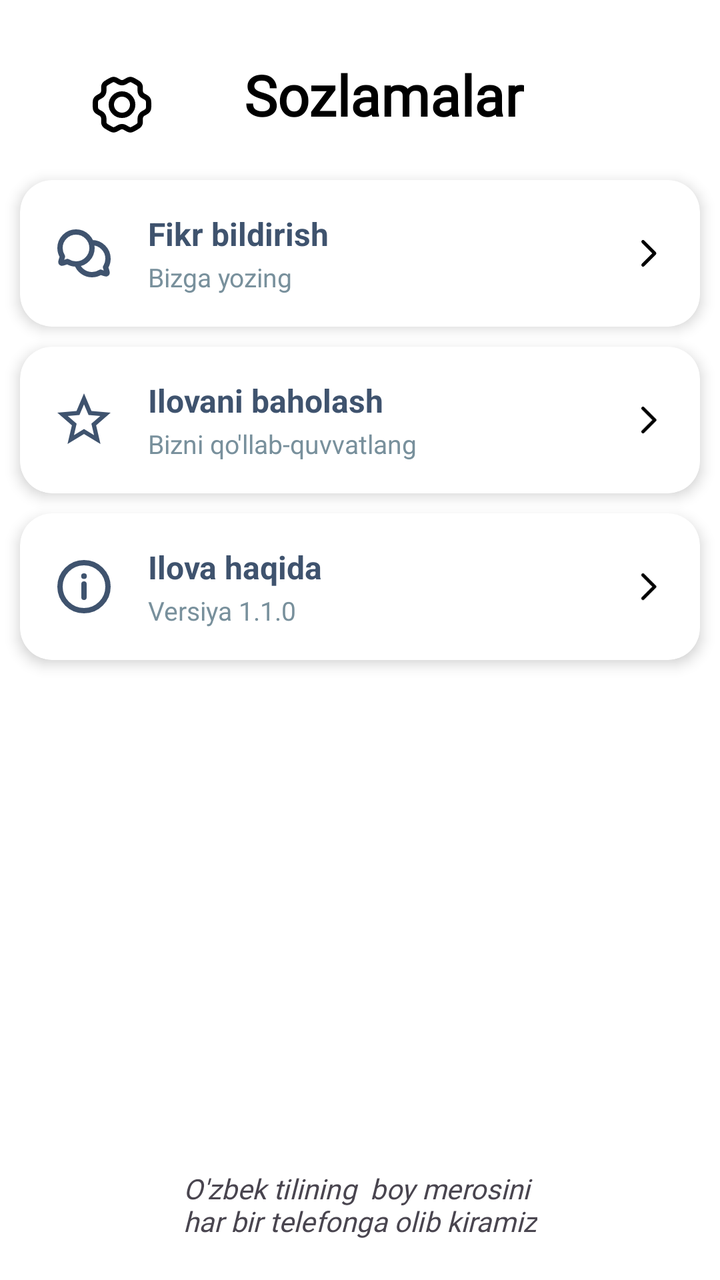
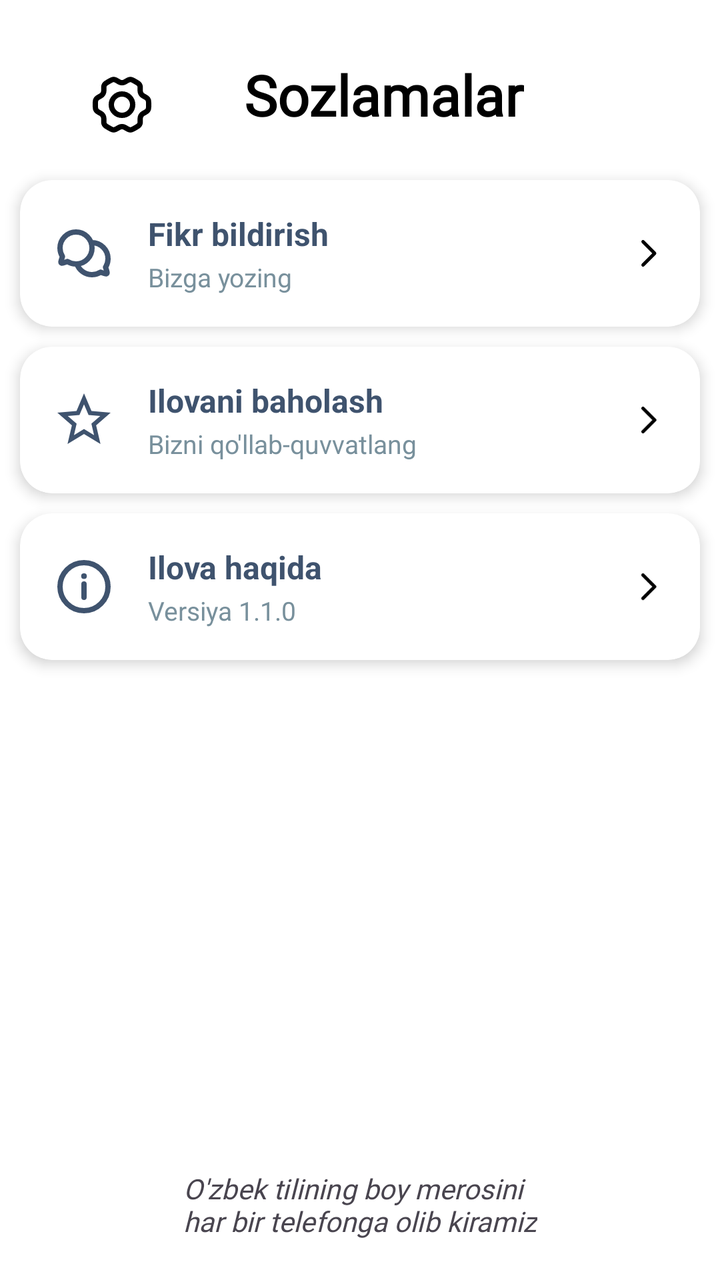

The first picture is an Android layout as it rendered before a commit; the second is the same layout after the commit. The layout source and the unified diff follow.
<!-- AndroidManifest.xml: application theme Theme.OzbekTiliningIzohliUgati -->
<!-- res/layout/fragment_setting.xml -->
<?xml version="1.0" encoding="utf-8"?>
<androidx.constraintlayout.widget.ConstraintLayout xmlns:android="http://schemas.android.com/apk/res/android"
    xmlns:app="http://schemas.android.com/apk/res-auto"
    xmlns:tools="http://schemas.android.com/tools"
    android:layout_width="match_parent"
    android:layout_height="match_parent"
    android:background="@color/white"
    tools:context=".presentation.SettingFragment">

    <LinearLayout
        android:id="@+id/liner"
        android:layout_width="match_parent"
        android:layout_height="80dp"
        android:orientation="horizontal"
        android:paddingStart="25dp"
        android:paddingTop="15dp"
        app:layout_constraintEnd_toEndOf="parent"
        app:layout_constraintStart_toStartOf="parent"
        app:layout_constraintTop_toTopOf="parent">

        <androidx.appcompat.widget.AppCompatImageButton
            android:id="@+id/btn_sozlamalar"
            android:layout_width="wrap_content"
            android:layout_height="wrap_content"
            android:layout_gravity="center_vertical"
            android:layout_marginStart="20dp"
            android:layout_marginTop="5dp"
            android:background="@null"
            android:src="@drawable/settings" />

        <View
            android:layout_width="45dp"
            android:layout_height="wrap_content" />

        <TextView
            android:layout_width="wrap_content"
            android:layout_height="wrap_content"
            android:layout_gravity="center_vertical"
            android:fontFamily="@font/inter"
            android:text="Sozlamalar"
            android:textColor="@color/black"
            android:textSize="28sp"
            android:textStyle="bold" />
    </LinearLayout>

    <androidx.cardview.widget.CardView
        android:id="@+id/cardview1"
        android:layout_width="match_parent"
        android:layout_height="wrap_content"
        android:layout_margin="10dp"
        android:backgroundTint="@color/white"
        app:cardCornerRadius="16dp"
        app:cardElevation="4dp"
        app:layout_constraintEnd_toEndOf="parent"
        app:layout_constraintStart_toStartOf="parent"
        app:layout_constraintTop_toBottomOf="@id/liner">

        <LinearLayout
            android:layout_width="match_parent"
            android:layout_height="wrap_content"
            android:gravity="center_vertical"
            android:orientation="horizontal"
            android:padding="16dp">

            <ImageView
                android:layout_width="32dp"
                android:layout_height="32dp"
                android:src="@drawable/chat"
                app:tint="#3F536E" />

            <LinearLayout
                android:layout_width="0dp"
                android:layout_height="wrap_content"
                android:layout_marginStart="16dp"
                android:layout_weight="1"
                android:orientation="vertical">

                <TextView
                    android:layout_width="wrap_content"
                    android:layout_height="wrap_content"
                    android:text="Fikr bildirish"
                    android:textColor="#3F536E"
                    android:textSize="16sp"
                    android:textStyle="bold" />

                <TextView
                    android:layout_width="wrap_content"
                    android:layout_height="wrap_content"
                    android:layout_marginTop="2dp"
                    android:text="Bizga yozing"
                    android:textColor="#78909C"
                    android:textSize="13sp" />
            </LinearLayout>

            <ImageView
                android:id="@+id/btn_Telegram1"
                android:layout_width="20dp"
                android:layout_height="20dp"
                android:src="@drawable/right" />

        </LinearLayout>


    </androidx.cardview.widget.CardView>

    <androidx.cardview.widget.CardView
        android:id="@+id/cardview2"
        android:layout_width="match_parent"
        android:layout_height="wrap_content"
        android:layout_margin="10dp"
        android:backgroundTint="@color/white"
        app:cardCornerRadius="16dp"
        app:cardElevation="4dp"
        app:layout_constraintEnd_toEndOf="parent"
        app:layout_constraintStart_toStartOf="parent"
        app:layout_constraintTop_toBottomOf="@id/cardview1">

        <LinearLayout
            android:layout_width="match_parent"
            android:layout_height="wrap_content"
            android:gravity="center_vertical"
            android:orientation="horizontal"
            android:padding="16dp">

            <ImageView
                android:layout_width="32dp"
                android:layout_height="32dp"
                android:src="@drawable/baseline_star_outline_24"
                app:tint="#3F536E" />

            <LinearLayout
                android:layout_width="0dp"
                android:layout_height="wrap_content"
                android:layout_marginStart="16dp"
                android:layout_weight="1"
                android:orientation="vertical">

                <TextView
                    android:layout_width="wrap_content"
                    android:layout_height="wrap_content"
                    android:text="Ilovani baholash"
                    android:textColor="#3F536E"
                    android:textSize="16sp"
                    android:textStyle="bold" />

                <TextView
                    android:layout_width="wrap_content"
                    android:layout_height="wrap_content"
                    android:layout_marginTop="2dp"
                    android:text="Bizni qo'llab-quvvatlang"
                    android:textColor="#78909C"
                    android:textSize="13sp" />
            </LinearLayout>

            <ImageView
                android:id="@+id/btn_Telegram2"
                android:layout_width="20dp"
                android:layout_height="20dp"
                android:src="@drawable/right" />

        </LinearLayout>


    </androidx.cardview.widget.CardView>

    <androidx.cardview.widget.CardView
        android:id="@+id/cardview3"
        android:layout_width="match_parent"
        android:layout_height="wrap_content"
        android:layout_margin="10dp"
        android:backgroundTint="@color/white"
        app:cardCornerRadius="16dp"
        app:cardElevation="4dp"
        app:layout_constraintEnd_toEndOf="parent"
        app:layout_constraintStart_toStartOf="parent"
        app:layout_constraintTop_toBottomOf="@id/cardview2">

        <LinearLayout
            android:layout_width="match_parent"
            android:layout_height="wrap_content"
            android:gravity="center_vertical"
            android:orientation="horizontal"
            android:padding="16dp">

            <ImageView
                android:layout_width="32dp"
                android:layout_height="32dp"
                android:src="@drawable/info"
                app:tint="#3F536E" />

            <LinearLayout
                android:layout_width="0dp"
                android:layout_height="wrap_content"
                android:layout_marginStart="16dp"
                android:layout_weight="1"
                android:orientation="vertical">

                <TextView
                    android:layout_width="wrap_content"
                    android:layout_height="wrap_content"
                    android:text="Ilova haqida"
                    android:textColor="#3F536E"
                    android:textSize="16sp"
                    android:textStyle="bold" />

                <TextView
                    android:layout_width="wrap_content"
                    android:layout_height="wrap_content"
                    android:layout_marginTop="2dp"
                    android:text="Versiya 1.1.0"
                    android:textColor="#78909C"
                    android:textSize="13sp" />
            </LinearLayout>

            <ImageView
                android:id="@+id/btn_Telegram3"
                android:layout_width="20dp"
                android:layout_height="20dp"
                android:src="@drawable/right" />

        </LinearLayout>


    </androidx.cardview.widget.CardView>

    <TextView
        android:layout_width="wrap_content"
        android:layout_height="wrap_content"
        android:layout_marginBottom="20dp"
        android:fontFamily="@font/inter"
        android:text="O'zbek tilining  boy merosini \nhar bir telefonga olib kiramiz"
        android:textSize="14sp"
        android:textStyle="italic"
        app:layout_constraintBottom_toBottomOf="parent"
        app:layout_constraintEnd_toEndOf="parent"
        app:layout_constraintStart_toStartOf="parent" />
</androidx.constraintlayout.widget.ConstraintLayout>
<!-- resources referenced by this layout -->
<resources>
  <color name="black">#FF000000</color>
  <color name="white">#FFFFFFFF</color>
  <!-- drawable baseline_star_outline_24 (drawable) -->
  <vector xmlns:android="http://schemas.android.com/apk/res/android" android:height="24dp" android:tint="#000000" android:viewportHeight="24" android:viewportWidth="24" android:width="24dp">
        
      <path android:fillColor="@android:color/white" android:pathData="M22,9.24l-7.19,-0.62L12,2 9.19,8.63 2,9.24l5.46,4.73L5.82,21 12,17.27 18.18,21l-1.63,-7.03L22,9.24zM12,15.4l-3.76,2.27 1,-4.28 -3.32,-2.88 4.38,-0.38L12,6.1l1.71,4.04 4.38,0.38 -3.32,2.88 1,4.28L12,15.4z"/>
      
  </vector>
  <!-- drawable chat (drawable) -->
  <vector xmlns:android="http://schemas.android.com/apk/res/android"
      android:width="32dp"
      android:height="32dp"
      android:viewportWidth="24"
      android:viewportHeight="24">
    <path
        android:pathData="M9.338,15.991C12.495,15.815 15,13.2 15,10C15,6.686 12.314,4 9,4C5.686,4 3,6.686 3,10C3,11.181 3.341,12.282 3.93,13.21L3.506,14.482L3.505,14.484C3.343,14.971 3.262,15.215 3.319,15.377C3.37,15.518 3.482,15.63 3.623,15.68C3.785,15.738 4.027,15.657 4.511,15.496L4.518,15.494L5.79,15.07C6.718,15.659 7.819,16 9,16C9.114,16 9.226,15.997 9.338,15.991ZM9.338,15.991C9.338,15.991 9.338,15.99 9.338,15.991ZM9.338,15.991C10.159,18.326 12.384,20 15,20C16.181,20 17.282,19.659 18.21,19.07L19.482,19.494L19.485,19.494C19.972,19.657 20.216,19.738 20.378,19.68C20.519,19.63 20.63,19.518 20.68,19.377C20.738,19.215 20.657,18.971 20.494,18.482L20.07,17.21L20.212,16.975C20.714,16.098 21,15.082 21,14C21,10.686 18.314,8 15,8L14.775,8.004L14.662,8.01"
        android:strokeLineJoin="round"
        android:strokeWidth="2"
        android:fillColor="#00000000"
        android:strokeColor="#000000"
        android:strokeLineCap="round"/>
  </vector>
  <!-- drawable info (drawable) -->
  <vector xmlns:android="http://schemas.android.com/apk/res/android"
      android:width="24dp"
      android:height="24dp"
      android:viewportWidth="24"
      android:viewportHeight="24">
    <path
        android:pathData="M12,11V16M12,21C7.029,21 3,16.971 3,12C3,7.029 7.029,3 12,3C16.971,3 21,7.029 21,12C21,16.971 16.971,21 12,21ZM12.05,8V8.1L11.95,8.1V8H12.05Z"
        android:strokeLineJoin="round"
        android:strokeWidth="2"
        android:fillColor="#00000000"
        android:strokeColor="#000000"
        android:strokeLineCap="round"/>
  </vector>
  <!-- drawable right (drawable) -->
  <vector xmlns:android="http://schemas.android.com/apk/res/android"
      android:width="24dp"
      android:height="24dp"
      android:viewportWidth="24"
      android:viewportHeight="24">
    <path
        android:pathData="M9,5L16,12L9,19"
        android:strokeLineJoin="round"
        android:strokeWidth="2"
        android:fillColor="#00000000"
        android:strokeColor="#000000"
        android:strokeLineCap="round"/>
  </vector>
  <!-- drawable settings: vector/xml drawable (drawable, 3817 chars, omitted) -->
  <style name="Theme.OzbekTiliningIzohliUgati" parent="Base.Theme.OzbekTiliningIzohliUgati" />
  <style name="Base.Theme.OzbekTiliningIzohliUgati" parent="Theme.Material3.DayNight.NoActionBar">
          <item name="bottomNavigationStyle">@style/Widget.App.BottomNavigationView</item>
      </style>
  <style name="Widget.App.BottomNavigationView" parent="Widget.Design.BottomNavigationView">
          <item name="itemBackground">@android:color/transparent</item>
      </style>
</resources>

<!-- the commit's change to res/layout/fragment_setting.xml (unified diff, before → after) -->
@@ -37,7 +37,7 @@
             android:layout_height="wrap_content"
             android:layout_gravity="center_vertical"
             android:fontFamily="@font/inter"
-            android:text="Sozlamalar"
+            android:text="@string/settings"
             android:textColor="@color/black"
             android:textSize="28sp"
             android:textStyle="bold" />
@@ -78,7 +78,7 @@
                 <TextView
                     android:layout_width="wrap_content"
                     android:layout_height="wrap_content"
-                    android:text="Fikr bildirish"
+                    android:text="@string/feedback"
                     android:textColor="#3F536E"
                     android:textSize="16sp"
                     android:textStyle="bold" />
@@ -87,7 +87,7 @@
                     android:layout_width="wrap_content"
                     android:layout_height="wrap_content"
                     android:layout_marginTop="2dp"
-                    android:text="Bizga yozing"
+                    android:text="@string/write_to_us"
                     android:textColor="#78909C"
                     android:textSize="13sp" />
             </LinearLayout>
@@ -138,7 +138,7 @@
                 <TextView
                     android:layout_width="wrap_content"
                     android:layout_height="wrap_content"
-                    android:text="Ilovani baholash"
+                    android:text="@string/rate_app_item"
                     android:textColor="#3F536E"
                     android:textSize="16sp"
                     android:textStyle="bold" />
@@ -147,7 +147,7 @@
                     android:layout_width="wrap_content"
                     android:layout_height="wrap_content"
                     android:layout_marginTop="2dp"
-                    android:text="Bizni qo'llab-quvvatlang"
+                    android:text="@string/support_us"
                     android:textColor="#78909C"
                     android:textSize="13sp" />
             </LinearLayout>
@@ -198,7 +198,7 @@
                 <TextView
                     android:layout_width="wrap_content"
                     android:layout_height="wrap_content"
-                    android:text="Ilova haqida"
+                    android:text="@string/about_app"
                     android:textColor="#3F536E"
                     android:textSize="16sp"
                     android:textStyle="bold" />
@@ -207,7 +207,7 @@
                     android:layout_width="wrap_content"
                     android:layout_height="wrap_content"
                     android:layout_marginTop="2dp"
-                    android:text="Versiya 1.1.0"
+                    android:text="@string/app_version"
                     android:textColor="#78909C"
                     android:textSize="13sp" />
             </LinearLayout>
@@ -228,7 +228,7 @@
         android:layout_height="wrap_content"
         android:layout_marginBottom="20dp"
         android:fontFamily="@font/inter"
-        android:text="O'zbek tilining  boy merosini \nhar bir telefonga olib kiramiz"
+        android:text="@string/app_motto"
         android:textSize="14sp"
         android:textStyle="italic"
         app:layout_constraintBottom_toBottomOf="parent"
<!-- resource entries referenced after the edit -->
@@ -51,6 +51,14 @@
         android:strokeLineCap="round"/>
   </vector>
   <!-- drawable settings: vector/xml drawable (drawable, 3817 chars, omitted) -->
+  <string name="about_app">Ilova haqida</string>
+  <string name="app_motto">O\'zbek tilining  boy merosini \nhar bir telefonga olib kiramiz</string>
+  <string name="app_version">Versiya 1.1.0</string>
+  <string name="feedback">Fikr bildirish</string>
+  <string name="rate_app_item">Ilovani baholash</string>
+  <string name="settings">Sozlamalar</string>
+  <string name="support_us">Bizni qo\'llab-quvvatlang</string>
+  <string name="write_to_us">Bizga yozing</string>
   <style name="Theme.OzbekTiliningIzohliUgati" parent="Base.Theme.OzbekTiliningIzohliUgati" />
   <style name="Base.Theme.OzbekTiliningIzohliUgati" parent="Theme.Material3.DayNight.NoActionBar">
           <item name="bottomNavigationStyle">@style/Widget.App.BottomNavigationView</item>
